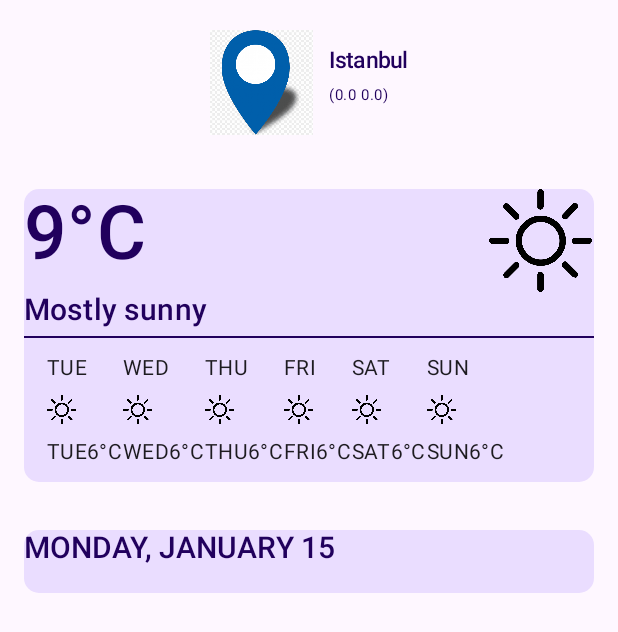
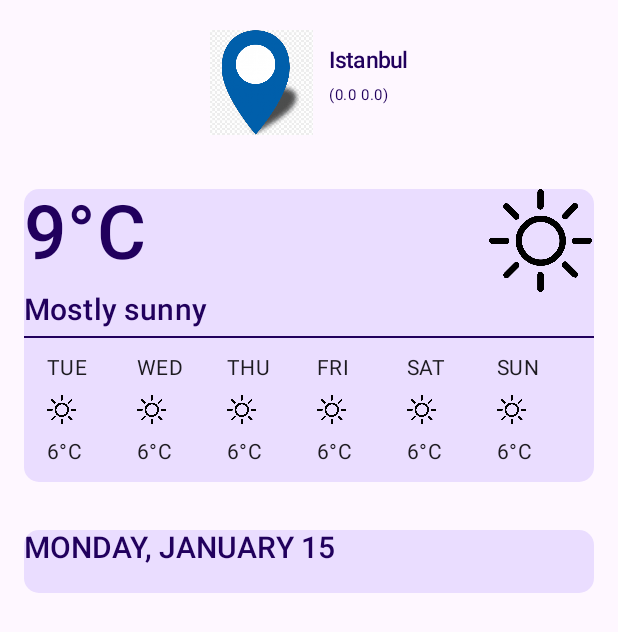
Before and after one commit to AAVCI19/weather-condition-application, an Android app built with Jetpack Compose: the composable WeatherScreen shown on its own in the app's theme, on a phone screen of 412 x 824 dp. Shown: the top 632 px of the screen. Run offline under Robolectric (Android 15) with nearby library versions, the phone set to English and light mode, and no system bars.

Commit message:
rearranged the daily summary rows

```diff
--- a/app/src/main/java/com/example/weatherconditionapplication/MainActivity.kt
+++ b/app/src/main/java/com/example/weatherconditionapplication/MainActivity.kt
@@ -3,6 +3,7 @@ package com.example.weatherconditionapplication
 import android.annotation.SuppressLint
 import android.content.Context
 import android.content.pm.PackageManager
+import android.os.Build
 import android.os.Bundle
 import android.os.Looper
 import android.util.Log
@@ -11,6 +12,7 @@ import androidx.activity.ComponentActivity
 import androidx.activity.compose.rememberLauncherForActivityResult
 import androidx.activity.compose.setContent
 import androidx.activity.result.contract.ActivityResultContracts
+import androidx.annotation.RequiresApi
 import androidx.compose.foundation.layout.Arrangement
 import androidx.compose.foundation.layout.Box
 import androidx.compose.foundation.layout.Column
@@ -53,6 +55,7 @@ class MainActivity : ComponentActivity() {
     private val _locationRequired = mutableStateOf(false)
     val locationRequired = _locationRequired
 
+    @RequiresApi(Build.VERSION_CODES.O)
     override fun onCreate(savedInstanceState: Bundle?) {
         super.onCreate(savedInstanceState)
         fusedConnectionClient = LocationServices.getFusedLocationProviderClient(this)
@@ -122,6 +125,7 @@ class MainActivity : ComponentActivity() {
         }
     }
 
+    @RequiresApi(Build.VERSION_CODES.O)
     @Composable
     private fun locationScreen(context: Context, viewModel: WeatherViewModel, weatherUiState: WeatherUiState){
 
--- a/app/src/main/java/com/example/weatherconditionapplication/ui/WeatherScreen.kt
+++ b/app/src/main/java/com/example/weatherconditionapplication/ui/WeatherScreen.kt
@@ -184,6 +184,8 @@ fun WeeklySummaryRow(
     LazyRow(
         //columns = GridCells.Fixed(1),
         contentPadding = PaddingValues(start = 15.dp, end = 15.dp, bottom = 10.dp),
+        horizontalArrangement = Arrangement.SpaceBetween
+
     ){
         val daysOfWeek = listOf("TUE", "WED", "THU", "FRI", "SAT", "SUN")
         items(6){
@@ -205,7 +207,7 @@ fun WeekDayItem(
     Column(
         modifier = Modifier
             //.fillMaxHeight()
-            .fillMaxWidth()
+            .width(60.dp)
     ){
         Text (
             text = day,
@@ -222,7 +224,7 @@ fun WeekDayItem(
         )
         Spacer(modifier = Modifier.height(8.dp))
         Text (
-            text = "$day" + "6°C",
+            text = "6°C",
             style = MaterialTheme.typography.bodyMedium,
             color = MaterialTheme.colorScheme.onSurface
         )
@@ -267,7 +269,7 @@ fun HourlyRow(viewModel: WeatherViewModel, weatherDataInfo: WeatherDataInfo, mod
         horizontalArrangement = Arrangement.SpaceBetween
 
     ){
-
+/*
         var imageRes = R.drawable.sunny
         when (weatherDataInfo.weatherType) {
             in listOf(3,45,48) -> {
@@ -283,6 +285,8 @@ fun HourlyRow(viewModel: WeatherViewModel, weatherDataInfo: WeatherDataInfo, mod
                 imageRes = R.drawable.thunderstorm
             }
         }
+
+ */
 
         Text(
             text = viewModel.getHourlySummary(weatherDataInfo).hour,
```
